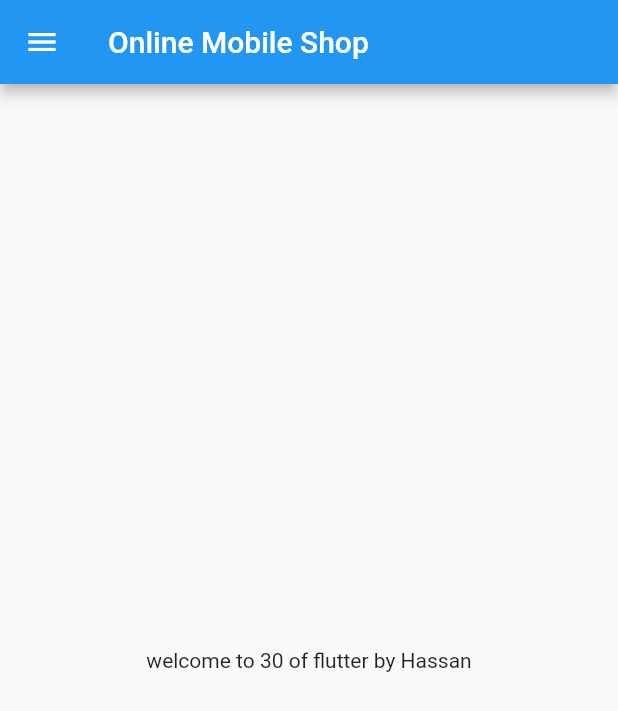
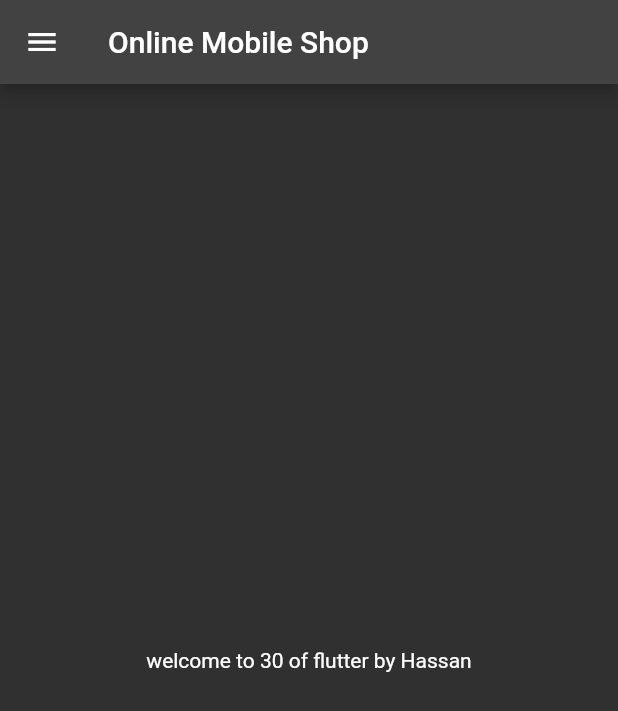
Before and after one commit to MuhammadHassanShaikh/MobileShop, a Flutter app: the screen it shows after launch, on a phone screen of 412 x 824 dp. Shown: the top 711 px of the screen. Run offline on Flutter 3.47's test engine with Material 2 defaults, Android fonts, the phone set to English and light mode, and no system bars.

Commit message:
day 3 completed

```diff
--- a/lib/main.dart
+++ b/lib/main.dart
@@ -1,5 +1,6 @@
 import 'package:flutter/material.dart';
-import 'package:mobile_shop_app/home_page.dart';
+import 'package:mobile_shop_app/pages/home_page.dart';
+import 'package:mobile_shop_app/pages/login_page.dart';
 
 void main() {
   runApp(MyApp());
@@ -9,7 +10,17 @@ class MyApp extends StatelessWidget {
   @override
   Widget build(BuildContext context) {
     return MaterialApp(
-      home: HomePage(),
+      themeMode: ThemeMode.dark,
+      theme: ThemeData(primarySwatch: Colors.deepPurple),
+      darkTheme: ThemeData(
+        brightness: Brightness.dark,
+      ),
+      initialRoute: "/home",
+      routes: {
+        "/": (context) => LoginPage(),
+        "/home": (context) => HomePage(),
+        "/login": (context) => LoginPage(),
+      },
     );
   }
 }
```
Also changed, not shown: lib/pages/login_page.dart (added, +21 -0 lines), lib/pages/home_page.dart (renamed from lib/home_page.dart), pubspec.lock.
